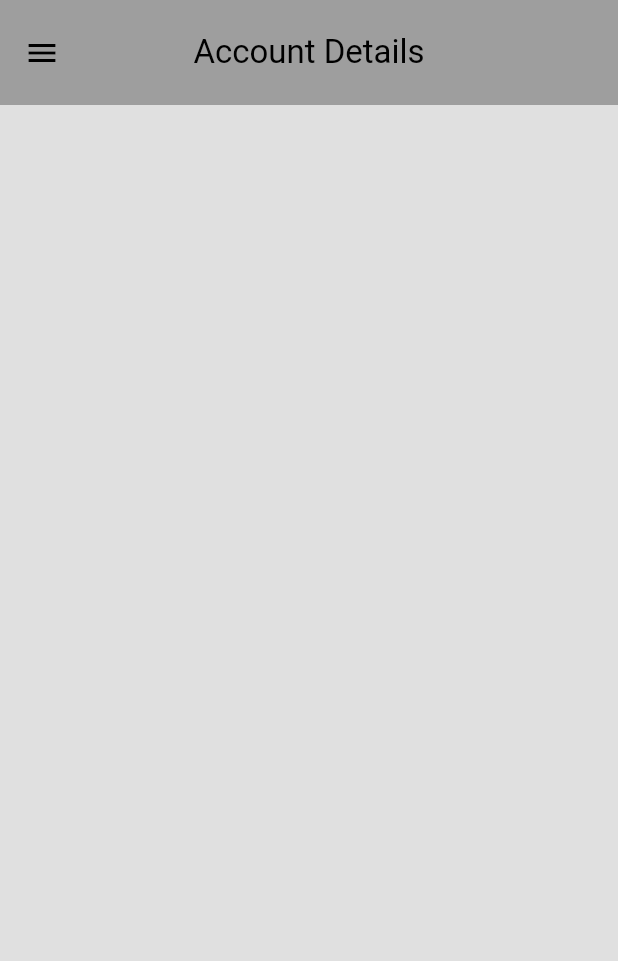
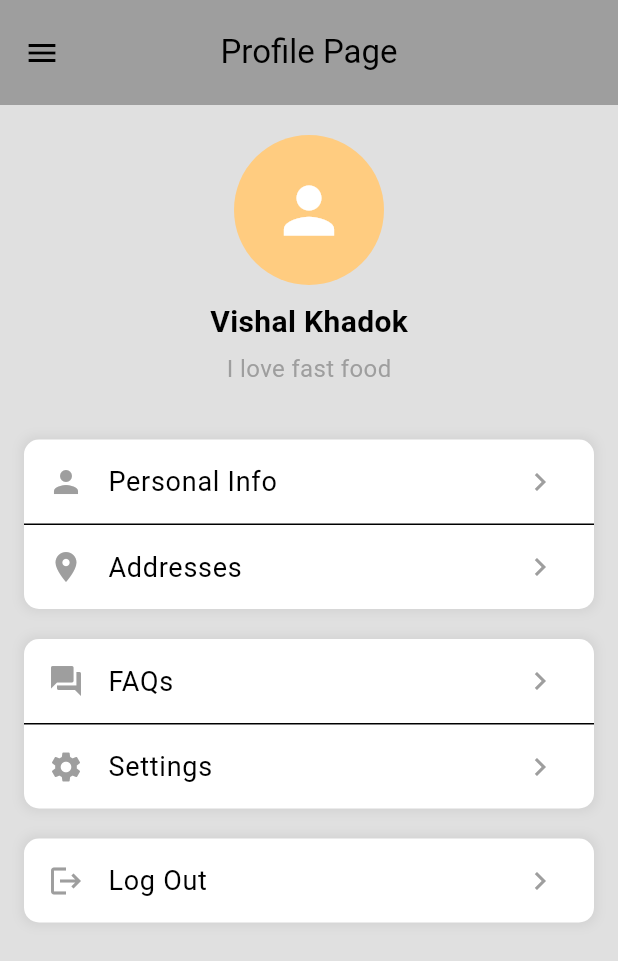
Before and after one commit to sadhav16/Dbms-Mini-Project, a Flutter app: the AccountSettings screen opened directly, on a phone screen of 412 x 824 dp. Shown: the top 961 px of the screen. Run offline on Flutter 3.47's test engine with Material 3 defaults, Android fonts, the light colour scheme and no system bars; our stand-ins replace google_nav_bar.

Commit message:
account setting updated

```diff
--- /dev/null
+++ b/ccnewone/lib/components/my_profile_header.dart
@@ -0,0 +1,37 @@
+import 'package:flutter/material.dart';
+
+class MyProfileHeader extends StatelessWidget {
+  const MyProfileHeader({Key? key}) : super(key: key);
+
+  @override
+  Widget build(BuildContext context) {
+    return Padding(
+      padding: const EdgeInsets.all(20.0),
+      child: Column(
+        children: [
+          CircleAvatar(
+            radius: 50.0,
+            backgroundColor: Colors.orange.shade200,
+            child: const Icon(Icons.person, size: 50.0, color: Colors.white),
+          ),
+          const SizedBox(height: 10.0),
+          const Text(
+            'Vishal Khadok',                      //backend
+            style: TextStyle(
+              fontSize: 20.0,
+              fontWeight: FontWeight.bold,
+            ),
+          ),
+          const SizedBox(height: 5.0),
+          const Text(
+            'I love fast food',                   //backend
+            style: TextStyle(
+              fontSize: 16.0,
+              color: Colors.grey,
+            ),
+          ),
+        ],
+      ),
+    );
+  }
+}
--- /dev/null
+++ b/ccnewone/lib/components/my_profile_options.dart
@@ -0,0 +1,31 @@
+import 'package:flutter/material.dart';
+
+class MyProfileOptions extends StatelessWidget {
+  final IconData icon;
+  final String title;
+  final VoidCallback? onTap;
+
+  const MyProfileOptions({
+    required this.icon,
+    required this.title,
+    this.onTap,
+    Key? key,
+  }) : super(key: key);
+
+  @override
+  Widget build(BuildContext context) {
+    return ListTile(
+      leading: Icon(icon, color: Colors.grey),
+      title: Text(
+        title,
+        style: const TextStyle(
+          fontSize: 18.0,
+        ),
+      ),
+      trailing: const Icon(Icons.chevron_right, color: Colors.grey),
+      onTap: onTap ?? () {
+        // Define navigation or action here
+      },
+    );
+  }
+}
--- a/ccnewone/lib/pages/account_settings.dart
+++ b/ccnewone/lib/pages/account_settings.dart
@@ -1,5 +1,6 @@
-import 'package:ccnewone/components/my_bottom_nav_bar.dart';
 import 'package:ccnewone/components/my_drawer.dart';
+import 'package:ccnewone/components/my_profile_header.dart';
+import 'package:ccnewone/components/my_profile_options.dart';
 import 'package:flutter/material.dart';
 
 class AccountSettings extends StatefulWidget {
@@ -15,11 +16,89 @@ class _AccountSettingsState extends State<AccountSettings> {
     return Scaffold(
       appBar: AppBar(
         centerTitle: true,
-        title: const Text('Account Details'),
+        title: const Text('Profile Page'),
         toolbarHeight: 70,
         backgroundColor: Theme.of(context).colorScheme.primary,
       ),
       drawer: const MyDrawer(),
+      body: Column(
+        children: [
+          const MyProfileHeader(), // Profile header remains the same
+          Expanded(
+            child: ListView(
+              padding: const EdgeInsets.all(16.0), // Add padding around the list
+              children: [
+                // First box: Profile and Address
+                Container(
+                  decoration: BoxDecoration(
+                    color: Colors.white,
+                    borderRadius: BorderRadius.circular(10.0),
+                    boxShadow: [
+                      BoxShadow(
+                        color: Colors.grey.withOpacity(0.2),
+                        spreadRadius: 2,
+                        blurRadius: 5,
+                      ),
+                    ],
+                  ),
+                  child: Column(
+                    children: const [
+                      MyProfileOptions(icon: Icons.person, title: 'Personal Info'),
+                      Divider(height: 1), // Divider between each option
+                      MyProfileOptions(icon: Icons.location_on, title: 'Addresses'),
+                    ],
+                  ),
+                ),
+
+                const SizedBox(height: 20), // Space between sections
+
+                // Second box: FAQs and Settings
+                Container(
+                  decoration: BoxDecoration(
+                    color: Colors.white,
+                    borderRadius: BorderRadius.circular(10.0),
+                    boxShadow: [
+                      BoxShadow(
+                        color: Colors.grey.withOpacity(0.2),
+                        spreadRadius: 2,
+                        blurRadius: 5,
+                      ),
+                    ],
+                  ),
+                  child: Column(
+                    children: const [
+                      MyProfileOptions(icon: Icons.question_answer, title: 'FAQs'),
+                      Divider(height: 1),
+                      MyProfileOptions(icon: Icons.settings, title: 'Settings'),
+                    ],
+                  ),
+                ),
+
+                const SizedBox(height: 20), // Space between sections
+
+                // "Log Out" in a separate box
+                Container(
+                  decoration: BoxDecoration(
+                    color: Colors.white,
+                    borderRadius: BorderRadius.circular(10.0),
+                    boxShadow: [
+                      BoxShadow(
+                        color: Colors.grey.withOpacity(0.2),
+                        spreadRadius: 2,
+                        blurRadius: 5,
+                      ),
+                    ],
+                  ),
+                  child: const MyProfileOptions(
+                    icon: Icons.logout,
+                    title: 'Log Out',
+                  ),
+                ),
+              ],
+            ),
+          ),
+        ],
+      ),
       backgroundColor: Theme.of(context).colorScheme.surface,
     );
   }
```
